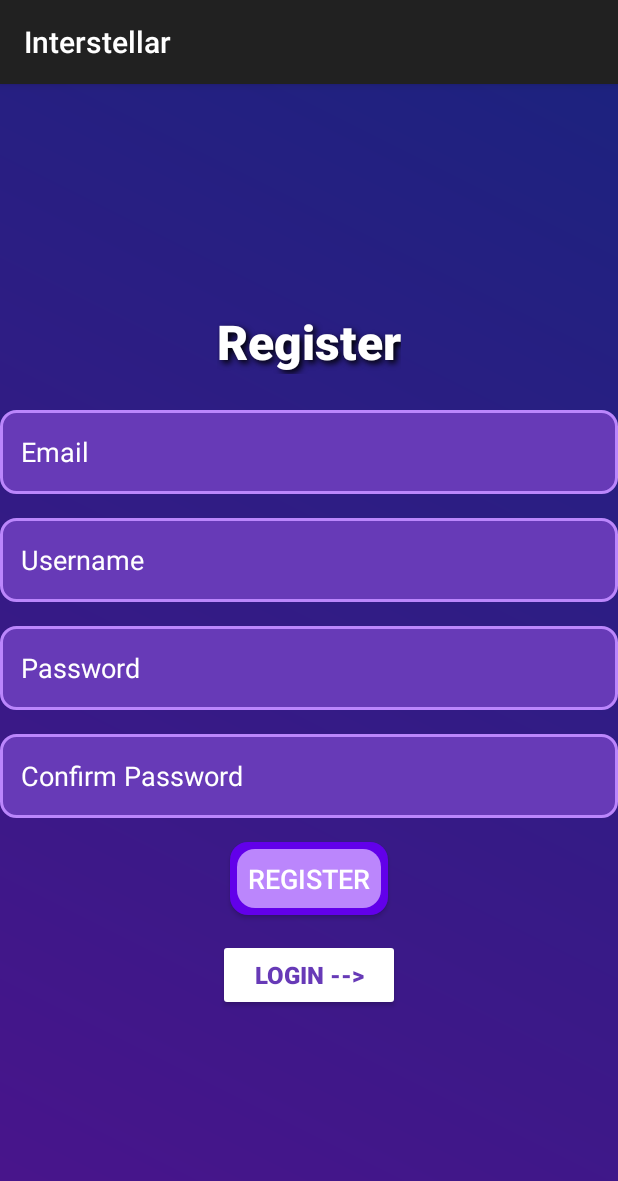
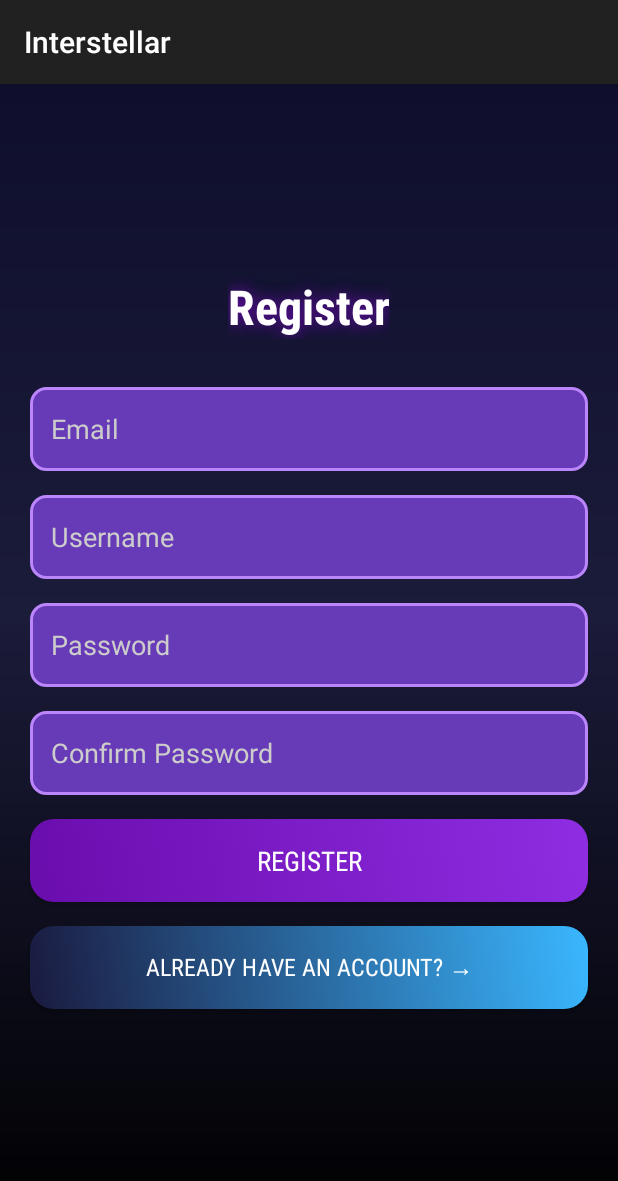
Before and after one commit to kertyn1/Interstellar, an Android app: the screen it shows after launch (RegisterActivity), after a tap on "REGISTER", on a phone screen of 412 x 824 dp. Shown: the top 1181 px of the screen. Run offline under Robolectric (Android 15) with nearby library versions, the phone set to English and light mode, and no system bars; our stand-ins replace Firebase (no records; nobody signed in at launch, a user with empty details on screens opened directly).

Commit message:
made the profile picture change the toolbar profile icon as well, restyled all the pages with the old style

```diff
--- a/app/src/main/AndroidManifest.xml
+++ b/app/src/main/AndroidManifest.xml
@@ -28,10 +28,10 @@
             android:exported="false" />
         <activity
             android:name=".Activities.HomeActivity"
-            android:exported="false" /> <!-- Register Activity -->
+            android:exported="false" />
         <activity
             android:name=".Activities.RegisterActivity"
-            android:exported="false" /> <!-- Login Activity -->
+            android:exported="false" />
         <activity
             android:name=".Activities.LoginActivity"
             android:exported="false" />
--- a/app/src/main/java/com/example/myapplication/Activities/APODActivity.java
+++ b/app/src/main/java/com/example/myapplication/Activities/APODActivity.java
@@ -19,6 +19,7 @@ import androidx.core.view.WindowInsetsCompat;
 import com.example.myapplication.APODClient;
 import com.example.myapplication.APODResponse;
 import com.example.myapplication.R;
+import com.example.myapplication.ToolbarUtils;
 import com.squareup.picasso.Picasso;
 import java.text.SimpleDateFormat;
 import java.util.Calendar;
@@ -51,6 +52,7 @@ public class APODActivity extends AppCompatActivity {
 
         Toolbar toolbar = findViewById(R.id.nav);
         toolbar.inflateMenu(R.menu.tool_bar_menu);
+        ToolbarUtils.applyProfileIconToToolbar(toolbar, this);
         toolbar.setOnMenuItemClickListener(item -> handleMenuItemClick(item, this));
 
 
--- a/app/src/main/java/com/example/myapplication/Activities/HomeActivity.java
+++ b/app/src/main/java/com/example/myapplication/Activities/HomeActivity.java
@@ -20,6 +20,7 @@ import android.content.SharedPreferences;
 import android.widget.TextView;
 
 import com.example.myapplication.R;
+import com.example.myapplication.ToolbarUtils;
 
 import java.lang.reflect.Method;
 
@@ -47,6 +48,7 @@ public class HomeActivity extends AppCompatActivity {
 
         Toolbar toolbar = findViewById(R.id.nav);
         toolbar.inflateMenu(R.menu.tool_bar_menu);
+        ToolbarUtils.applyProfileIconToToolbar(toolbar, this); // ✅ Apply custom profile icon
         toolbar.setOnMenuItemClickListener(item -> handleMenuItemClick(item, this));
 
         Button btnAPOD = findViewById(R.id.btnAPOD);
--- a/app/src/main/java/com/example/myapplication/Activities/SolarActivity.java
+++ b/app/src/main/java/com/example/myapplication/Activities/SolarActivity.java
@@ -25,6 +25,7 @@ import com.example.myapplication.R;
 import com.example.myapplication.Fragments.SaturnFragment;
 import com.example.myapplication.Fragments.UranusFragment;
 import com.example.myapplication.Fragments.VenusFragment;
+import com.example.myapplication.ToolbarUtils;
 
 public class SolarActivity extends AppCompatActivity {
 
@@ -41,6 +42,7 @@ public class SolarActivity extends AppCompatActivity {
 
         Toolbar toolbar = findViewById(R.id.nav);
         toolbar.inflateMenu(R.menu.tool_bar_menu);
+        ToolbarUtils.applyProfileIconToToolbar(toolbar, this);
         toolbar.setOnMenuItemClickListener(item -> handleMenuItemClick(item, this));
 
         if (savedInstanceState == null) {
--- a/app/src/main/res/layout/activity_register.xml
+++ b/app/src/main/res/layout/activity_register.xml
@@ -6,8 +6,8 @@
     android:layout_height="match_parent"
     android:orientation="vertical"
     android:gravity="center"
-    android:padding="16dp"
-    android:background="@drawable/gradient_background_home">
+    android:padding="24dp"
+    android:background="@drawable/background_space_gradient">
 
     <!-- Title -->
     <TextView
@@ -15,92 +15,97 @@
         android:layout_height="wrap_content"
         android:text="Register"
         android:textSize="32sp"
-        android:textColor="#FFFFFF"
-        android:fontFamily="sans-serif-medium"
+        android:textColor="@android:color/white"
+        android:fontFamily="sans-serif-condensed"
         android:textStyle="bold"
-        android:layout_marginBottom="24dp"
-        android:shadowColor="#000000"
-        android:shadowDx="3"
-        android:shadowDy="3"
-        android:shadowRadius="5" />
+        android:layout_marginBottom="32dp"
+        android:shadowColor="#6A0DAD"
+        android:shadowDx="0"
+        android:shadowDy="0"
+        android:shadowRadius="12" />
 
     <!-- Email Input -->
     <EditText
         android:id="@+id/etRegisterEmail"
         android:layout_width="match_parent"
         android:layout_height="56dp"
+        android:layout_marginHorizontal="20dp"
+        android:layout_marginBottom="16dp"
         android:hint="Email"
-        android:textColorHint="#FFFFFF"
         android:inputType="textEmailAddress"
         android:padding="14dp"
-        android:layout_marginBottom="16dp"
         android:background="@drawable/rounded_input_log"
-        android:textColor="#FFFFFF"/>
+        android:textColor="@android:color/white"
+        android:textColorHint="#cccccc" />
 
     <!-- Username Input -->
     <EditText
         android:id="@+id/etRegisterUsername"
         android:layout_width="match_parent"
         android:layout_height="56dp"
+        android:layout_marginHorizontal="20dp"
+        android:layout_marginBottom="16dp"
         android:hint="Username"
-        android:textColorHint="#FFFFFF"
         android:inputType="textPersonName"
         android:padding="14dp"
-        android:layout_marginBottom="16dp"
         android:background="@drawable/rounded_input_log"
-        android:textColor="#FFFFFF"/>
+        android:textColor="@android:color/white"
+        android:textColorHint="#cccccc" />
 
     <!-- Password Input -->
     <EditText
         android:id="@+id/etRegisterPassword"
         android:layout_width="match_parent"
         android:layout_height="56dp"
+        android:layout_marginHorizontal="20dp"
+        android:layout_marginBottom="16dp"
         android:hint="Password"
-        android:textColorHint="#FFFFFF"
         android:inputType="textPassword"
         android:padding="14dp"
-        android:layout_marginBottom="16dp"
         android:background="@drawable/rounded_input_log"
-        android:textColor="#FFFFFF"/>
+        android:textColor="@android:color/white"
+        android:textColorHint="#cccccc" />
 
+    <!-- Confirm Password Input -->
     <EditText
         android:id="@+id/etConfirmPassword"
         android:layout_width="match_parent"
         android:layout_height="56dp"
+        android:layout_marginHorizontal="20dp"
+        android:layout_marginBottom="16dp"
         android:hint="Confirm Password"
-        android:textColorHint="#FFFFFF"
         android:inputType="textPassword"
         android:padding="14dp"
-        android:layout_marginBottom="16dp"
         android:background="@drawable/rounded_input_log"
-        android:textColor="#FFFFFF"/>
+        android:textColor="@android:color/white"
+        android:textColorHint="#cccccc" />
 
     <!-- Register Button -->
     <Button
         android:id="@+id/btnRegister"
-        android:layout_width="wrap_content"
-        android:layout_height="wrap_content"
+        android:layout_width="match_parent"
+        android:layout_height="55dp"
+        android:layout_marginHorizontal="20dp"
+        android:layout_marginBottom="16dp"
+        android:background="@drawable/space_button_primary"
         android:text="Register"
+        android:textColor="@android:color/white"
         android:textSize="18sp"
-        android:fontFamily="sans-serif-medium"
-        android:background="@drawable/glow_button"
-        android:layout_marginBottom="16dp"
-        android:padding="12dp"
-        android:textColor="#FFFFFF"
-        android:layout_gravity="center"/>
+        android:fontFamily="sans-serif-condensed"
+        android:elevation="10dp" />
 
+    <!-- Go to Login -->
     <Button
         android:id="@+id/btnGoToLogin"
-        android:layout_width="wrap_content"
-        android:layout_height="wrap_content"
-        android:paddingVertical="12dp"
-        android:paddingHorizontal="24dp"
-        android:text="Login -->"
-        android:textAllCaps="true"
+        android:layout_width="match_parent"
+        android:layout_height="55dp"
+        android:layout_marginHorizontal="20dp"
+        android:background="@drawable/space_button_secondary"
+        android:text="Already have an account? →"
+        android:textColor="@android:color/white"
         android:textSize="16sp"
-        android:textStyle="bold"
-        android:backgroundTint="#ffffff"
-        android:textColor="#673AB7"
-        android:strokeColor="#673AB7"/>
-        />
+        android:fontFamily="sans-serif-condensed"
+        android:elevation="10dp"
+        android:layout_marginBottom="24dp" />
+
 </LinearLayout>
```
Also changed, not shown: app/src/main/java/com/example/myapplication/Activities/ProfileActivity.java (+6 -2 lines), app/src/main/java/com/example/myapplication/ToolbarUtils.java (added, +77 -0 lines), app/src/main/res/layout/activity_home.xml (+47 -23 lines), app/src/main/res/layout/activity_login.xml (+43 -41 lines), app/src/main/res/drawable/home_back.webp (added), app/src/main/res/drawable/home_screen_pic.jpg (added), app/src/main/res/drawable/space.jpg (added).
